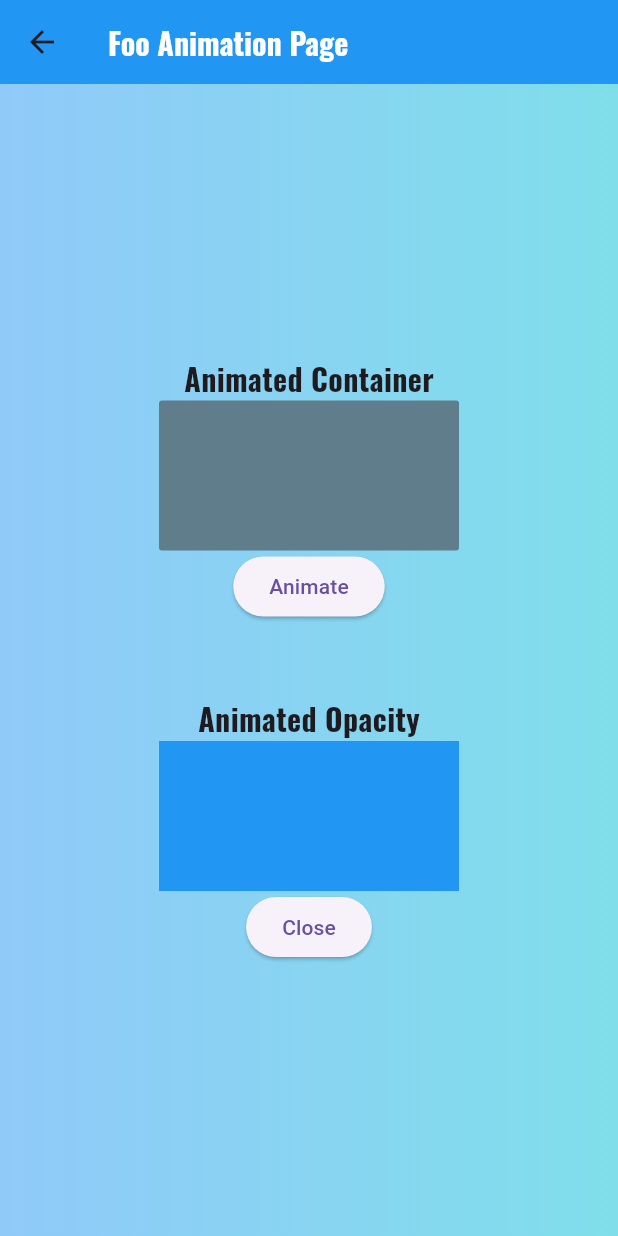
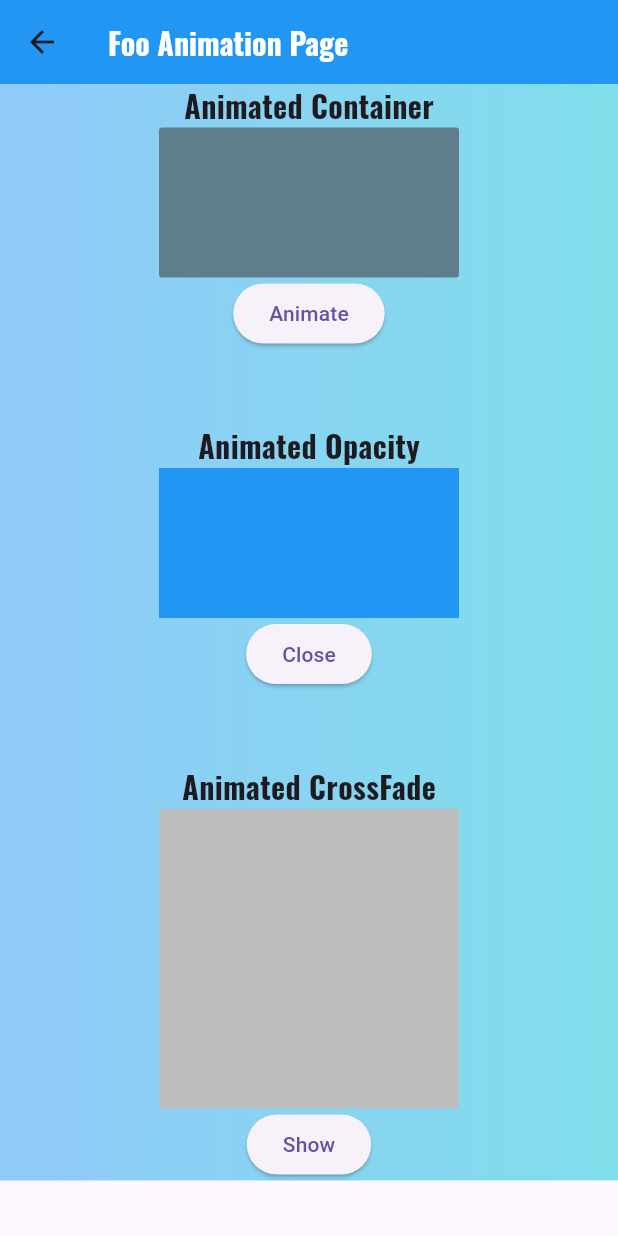
Before and after one commit to mh-rahat/development-learning-journey, a Flutter app: the FooAnimatedWidgetPage screen opened directly, on a phone screen of 412 x 824 dp. Run offline on Flutter 3.47's test engine with Material 3 defaults, Android fonts, the phone set to English and light mode, and no system bars; our stand-ins replace font_awesome_flutter.

Commit message:
update the file

```diff
--- a/dart/flutter_learning/flutter_basics/lib/screens/foo_animation_page.dart
+++ b/dart/flutter_learning/flutter_basics/lib/screens/foo_animation_page.dart
@@ -24,11 +24,31 @@
   var myOpacity = 1.0;
   bool isVisible = true;
 
+  bool isFirst = true;
+  @override
+  void initState() {
+    super.initState();
+    // Timer(Duration(seconds: 4), () {
+    //   return (reload());
+    // });
+  }
+
+  void reload() {
+    setState(() {
+      if (isFirst) {
+        isFirst = false;
+      } else {
+        isFirst = true;
+      }
+    });
+  }
+
   @override
   Widget build(BuildContext context) {
     return GradiantScaffold(
       appBar: AppBar(title: Text('Foo Animation Page')),
-      body: Center(
+      body: SingleChildScrollView(
+        child: Center(
           child: Column(
             mainAxisAlignment: MainAxisAlignment.center,
             children: [
@@ -89,7 +109,38 @@
                 },
                 child: Text('Close'),
               ),
+
+              SizedBox(height: 50),
+
+              // Animated CrossFade
+              Text('Animated CrossFade', style: textStyle20()),
+              AnimatedCrossFade(
+                duration: Duration(seconds: 2),
+                firstChild: Container(
+                  width: 200,
+                  height: 200,
+                  color: Colors.grey.shade400,
+                ),
+                secondChild: Image.asset(
+                  'assets/images/flutter_logo.png',
+                  width: 200,
+                  height: 200,
+                ),
+
+                firstCurve: Curves.bounceInOut,
+                secondCurve: Curves.bounceInOut,
+                crossFadeState: isFirst
+                    ? CrossFadeState.showFirst
+                    : CrossFadeState.showSecond,
+              ),
+              ElevatedButton(
+                onPressed: () {
+                  reload();
+                },
+                child: Text('Show'),
+              ),
             ],
+          ),
         ),
       ),
     );
```
Lines whose indentation alone changed are shown as unchanged.
